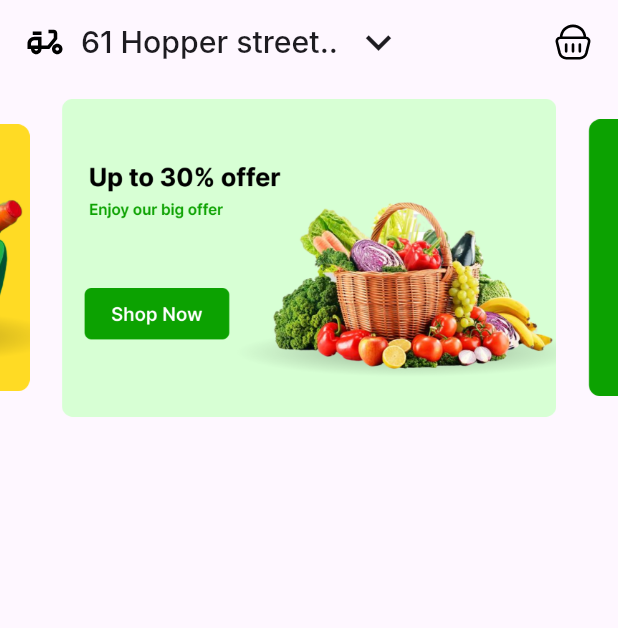
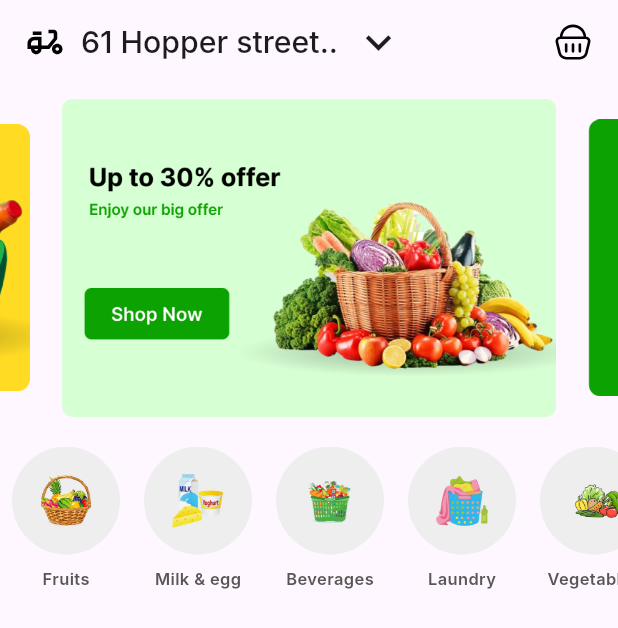
Before and after one commit to Omar-Tmam/fruit-app, a Flutter app: the screen it shows after launch, on a phone screen of 412 x 824 dp. Shown: the top 628 px of the screen. Run offline on Flutter 3.47's test engine with Material 3 defaults, Android fonts, the phone set to English and light mode, and no system bars; drawn by our look-alikes of carousel_slider; our stand-ins replace flutter_svg, go_router; Roboto replaces fonts that are missing (Inter).

Commit message:
create category item and fnish it

```diff
--- /dev/null
+++ b/lib/Features/home/presentation/views/widgets/category_item.dart
@@ -0,0 +1,36 @@
+import 'package:flutter/material.dart';
+import 'package:fruit_app/Core/utils/app_styles.dart';
+
+class CategoryItem extends StatelessWidget {
+  const CategoryItem({super.key, required this.image, required this.text});
+  final String image, text;
+
+  @override
+  Widget build(BuildContext context) {
+    return Padding(
+      padding: const EdgeInsets.symmetric(horizontal: 8),
+      child: Column(
+        children: [
+          Container(
+            padding: const EdgeInsets.all(16),
+            decoration: BoxDecoration(
+              color: Colors.grey.shade200,
+              shape: BoxShape.circle,
+            ),
+            child: Image.asset(
+              image,
+              width: 40,
+              height: 40,
+              fit: BoxFit.contain,
+            ),
+          ),
+          const SizedBox(height: 8),
+          Text(
+            text,
+            style: AppStyles.interSemiBold(context),
+          )
+        ],
+      ),
+    );
+  }
+}
--- a/lib/Features/home/presentation/views/widgets/home_view_body.dart
+++ b/lib/Features/home/presentation/views/widgets/home_view_body.dart
@@ -1,18 +1,50 @@
 import 'package:carousel_slider/carousel_slider.dart';
 import 'package:flutter/material.dart';
+import 'package:fruit_app/Core/utils/app_styles.dart';
+import 'package:fruit_app/Features/home/data/models/category_model.dart';
+import 'package:fruit_app/Features/home/presentation/views/widgets/category_item.dart';
 import 'package:fruit_app/Features/home/presentation/views/widgets/custom_offers_slider.dart';
 
 class HomeViewBody extends StatelessWidget {
   const HomeViewBody({super.key});
 
-
-
   @override
   Widget build(BuildContext context) {
     return Column(
       children: [
-        CustomOffersSlider()
+        CustomOffersSlider(),
+        SizedBox(
+          height: 10,
+        ),
+        SingleChildScrollView(
+          scrollDirection: Axis.horizontal,
+          child: CategoryList(),
+        )
       ],
     );
   }
 }
+
+class CategoryList extends StatelessWidget {
+  const CategoryList({
+    super.key,
+  });
+
+  static List<CategoryModel> category = [
+    CategoryModel(image: 'assets/pasket.png', name: 'Fruits'),
+    CategoryModel(image: 'assets/milk.png', name: 'Milk & egg'),
+    CategoryModel(image: 'assets/food.png', name: 'Beverages'),
+    CategoryModel(image: 'assets/cloth.png', name: 'Laundry'),
+    CategoryModel(image: 'assets/vegetables.png', name: 'Vegetables'),
+  ];
+
+  @override
+  Widget build(BuildContext context) {
+    return Row(
+      children: List.generate(category.length, (index) {
+        return CategoryItem(
+            image: category[index].image, text: category[index].name);
+      }),
+    );
+  }
+}
```
